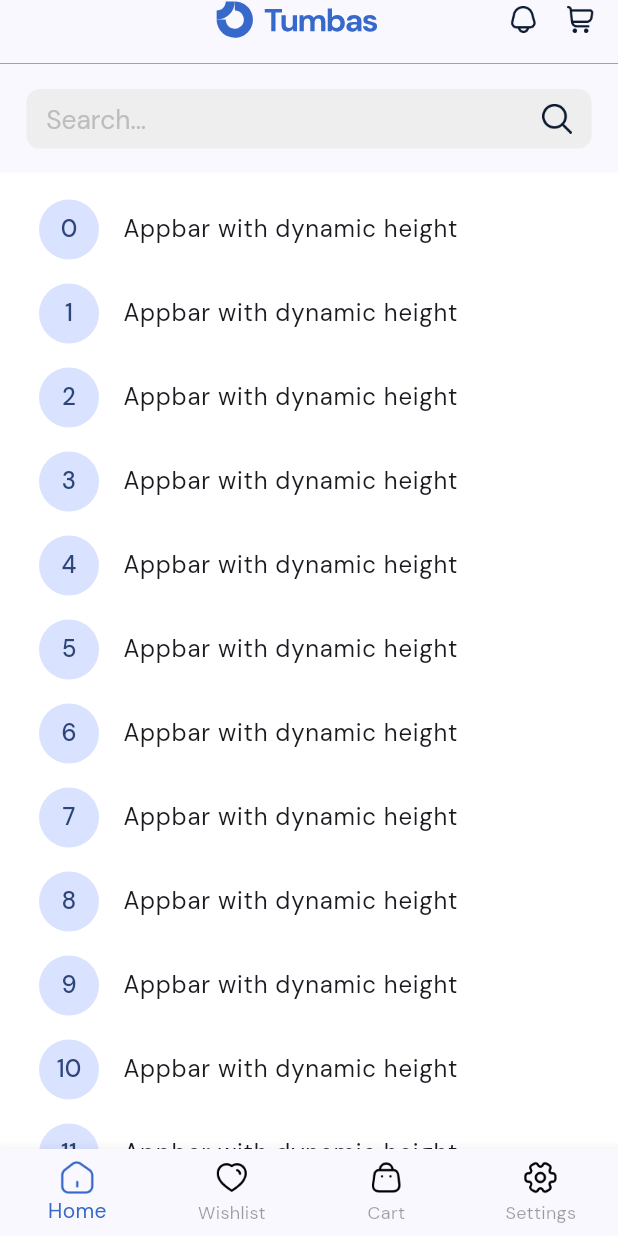
After one commit to HKur96/flutter-e-commerce-app, a Flutter app: the MainScreen screen opened by its route, on a phone screen of 412 x 824 dp. The commit adds this screen. Run offline on Flutter 3.47's test engine with Material 3 defaults, Android fonts, the phone set to English and light mode, and no system bars; our stand-ins replace dio, equatable, flutter_dotenv, flutter_secure_storage, flutter_svg, get_it and 1 more; missing offline and left inert: requests_inspector; accounts and stored records are empty; statements that could not run were skipped.

Commit message:
slice main bar

```diff
--- a/lib/common/config/constant.dart
+++ b/lib/common/config/constant.dart
@@ -2,5 +2,5 @@ class Constant {
   static const kRouteRegister = '/register';
   static const kRouteLogin = '/login';
   static const kRouteResetPassword = '/reset-password';
-  static const kHomeScreen = '/home';
+  static const kMainScreen = '/main';
 }
--- a/lib/common/config/route.dart
+++ b/lib/common/config/route.dart
@@ -30,8 +30,8 @@ class MyRoute {
       case Constant.kRouteResetPassword:
         destinationScreen = (_) => const ResetPasswordScreen();
         break;
-      case Constant.kHomeScreen:
-        destinationScreen = (_) => const HomeScreen();
+      case Constant.kMainScreen:
+        destinationScreen = (_) => const MainScreen();
         break;
 
       default:
--- a/lib/common/shared/splash_screen.dart
+++ b/lib/common/shared/splash_screen.dart
@@ -18,7 +18,7 @@ class _SplashScreenState extends State<SplashScreen> {
     if (currentUser == null) {
       Navigator.of(context).pushReplacementNamed(Constant.kRouteLogin);
     } else {
-      Navigator.of(context).pushReplacementNamed(Constant.kHomeScreen);
+      Navigator.of(context).pushReplacementNamed(Constant.kMainScreen);
     }
   }
 
--- a/lib/features/auth/presentation/screen/login_screen.dart
+++ b/lib/features/auth/presentation/screen/login_screen.dart
@@ -127,7 +127,7 @@ class _LoginScreenState extends State<LoginScreen> {
                                         Navigator.of(context)
                                             .pushAndRemoveUntil(
                                           MaterialPageRoute(
-                                            builder: (context) => HomeScreen(),
+                                            builder: (context) => MainScreen(),
                                           ),
                                           (route) => false,
                                         );
--- a/lib/features/auth/presentation/widget/register_avatar_widget.dart
+++ b/lib/features/auth/presentation/widget/register_avatar_widget.dart
@@ -47,7 +47,7 @@ class RegisterAvatarWidget extends StatelessWidget {
                       if (user != null && context.mounted) {
                         Navigator.of(context).pushAndRemoveUntil(
                           MaterialPageRoute(
-                            builder: (context) => HomeScreen(),
+                            builder: (context) => MainScreen(),
                           ),
                           (route) => false,
                         );
--- a/lib/features/home/presentation/screens/home_screen.dart
+++ b/lib/features/home/presentation/screens/home_screen.dart
@@ -1,151 +1,77 @@
 import 'package:ecommerce_app/common/config/extensions.dart';
+import 'package:ecommerce_app/features/home/presentation/widgets/cart_widget.dart';
+import 'package:ecommerce_app/features/home/presentation/widgets/home_widget.dart';
+import 'package:ecommerce_app/features/home/presentation/widgets/settings_widget.dart';
+import 'package:ecommerce_app/features/home/presentation/widgets/wishlist_widget.dart';
 import 'package:flutter/material.dart';
-import 'package:flutter_svg/flutter_svg.dart';
 
-class HomeScreen extends StatefulWidget {
-  const HomeScreen({super.key});
+class MainScreen extends StatefulWidget {
+  const MainScreen({super.key});
 
   @override
-  State<HomeScreen> createState() => _HomeScreenState();
+  State<MainScreen> createState() => _MainScreenState();
 }
 
-class _HomeScreenState extends State<HomeScreen> {
-  List<String> get listBottomAction => [
-        'assets/icons/ic_btm_home.png',
-        'assets/icons/ic_btm_wishlist.png',
-        'assets/icons/ic_btm_cart.png',
-        'assets/icons/ic_btm_account.png',
+class _MainScreenState extends State<MainScreen> {
+  int _selectedIndex = 0;
+
+  List<Map<String, dynamic>> get _listBottomNavigation => [
+        {'icon': 'assets/icons/ic_btm_home.png', 'label': 'Home'},
+        {'icon': 'assets/icons/ic_btm_wishlist.png', 'label': 'Wishlist'},
+        {'icon': 'assets/icons/ic_btm_cart.png', 'label': 'Cart'},
+        {'icon': 'assets/icons/ic_btm_settings.png', 'label': 'Settings'},
       ];
+
+  void _onItemTapped(int index) {
+    setState(() {
+      _selectedIndex = index;
+    });
+  }
 
   @override
   Widget build(BuildContext context) {
     return Scaffold(
       backgroundColor: Colors.white,
-      body: CustomScrollView(
-        physics: const BouncingScrollPhysics(),
-        slivers: [
-          _buildAppBar(),
-          SliverPadding(
-            padding: EdgeInsets.all(10.0),
-            sliver: SliverList(
-              delegate: SliverChildListDelegate(List.generate(
-                20,
-                (index) => ListTile(
-                  leading: CircleAvatar(child: Text('$index')),
-                  title: Text('Appbar with dynamic height'),
-                ),
-              )),
-            ),
-          ),
-        ],
-      ),
-      bottomNavigationBar: SafeArea(
-        child: Container(
-          padding: const EdgeInsets.only(top: 16),
-          width: context.dw,
-          decoration: BoxDecoration(
-            border: Border(
-              top: BorderSide(
-                width: 0.5,
-                color: Colors.grey,
-              ),
-            ),
-          ),
-          child: Row(
-            mainAxisAlignment: MainAxisAlignment.spaceAround,
-            children: listBottomAction
-                .map((x) => Image.asset(
-                      x,
+      body: _buildBody(),
+      bottomNavigationBar: Theme(
+        data: Theme.of(context).copyWith(
+          splashColor: Colors.transparent,
+          highlightColor: Colors.transparent,
+        ),
+        child: BottomNavigationBar(
+          items: List<BottomNavigationBarItem>.generate(
+              _listBottomNavigation.length,
+              (index) => BottomNavigationBarItem(
+                    icon: Image.asset(
+                      _listBottomNavigation[index]['icon'],
                       height: 24,
-                    ))
-                .toList(),
-          ),
+                      color: (_selectedIndex == index)
+                          ? context.palette.blueOcean
+                          : Colors.black,
+                    ),
+                    label: _listBottomNavigation[index]['label'],
+                  )),
+          onTap: _onItemTapped,
+          type: BottomNavigationBarType.fixed,
+          selectedItemColor: context.palette.blueOcean,
+          unselectedItemColor: context.disableColor,
+          currentIndex: _selectedIndex,
+          mouseCursor: SystemMouseCursors.click,
         ),
       ),
     );
   }
 
-  Widget _buildAppBar() {
-    return SliverAppBar(
-      automaticallyImplyLeading: false,
-      expandedHeight: 115.0,
-      floating: false,
-      pinned: true,
-      // backgroundColor: Colors.white,
-      flexibleSpace: FlexibleSpaceBar(
-        centerTitle: true,
-        expandedTitleScale: 1.1,
-        title: Container(
-          margin: const EdgeInsets.symmetric(horizontal: 16),
-          padding: const EdgeInsets.symmetric(
-            vertical: 8,
-            horizontal: 12,
-          ),
-          decoration: BoxDecoration(
-            borderRadius: BorderRadius.circular(8),
-            color: Colors.grey.shade200,
-          ),
-          child: Row(
-            children: [
-              Expanded(
-                  child: Text(
-                'Search...',
-                style: TextStyle(
-                  fontSize: 16,
-                  color: Colors.grey.shade400,
-                ),
-              )),
-              Image.asset(
-                'assets/icons/ic_search.png',
-                height: 18,
-              )
-            ],
-          ),
-        ),
-        background: Stack(
-          children: [
-            // Container(
-            //   color: Colors.white,
-            // ),
-            SafeArea(
-              child: Container(
-                padding: const EdgeInsets.only(right: 16, bottom: 16),
-                decoration: BoxDecoration(
-                  border: Border(
-                    bottom: BorderSide(
-                      width: 0.5,
-                      color: Colors.grey,
-                    ),
-                  ),
-                ),
-                child: Stack(
-                  alignment: Alignment.center,
-                  children: [
-                    SvgPicture.asset(
-                      'assets/images/tumbas.svg',
-                      height: 26,
-                    ),
-                    Row(
-                      mainAxisAlignment: MainAxisAlignment.end,
-                      children: [
-                        Image.asset(
-                          'assets/icons/ic_notif.png',
-                          height: 18,
-                        ),
-                        const SizedBox(width: 20),
-                        Image.asset(
-                          'assets/icons/ic_cart.png',
-                          height: 18,
-                        )
-                      ],
-                    ),
-                  ],
-                ),
-              ),
-            ),
-          ],
-        ),
-      ),
-    );
+  Widget _buildBody() {
+    switch (_selectedIndex) {
+      case 1:
+        return WishlistWidget();
+      case 2:
+        return CartWidget();
+      case 3:
+        return SettingsWidget();
+      default:
+        return HomeWidget();
+    }
   }
 }
--- /dev/null
+++ b/lib/features/home/presentation/widgets/home_widget.dart
@@ -0,0 +1,113 @@
+import 'package:ecommerce_app/common/config/extensions.dart';
+import 'package:flutter/material.dart';
+import 'package:flutter_svg/svg.dart';
+
+class HomeWidget extends StatelessWidget {
+  const HomeWidget({super.key});
+
+  @override
+  Widget build(BuildContext context) {
+    return CustomScrollView(
+      physics: const BouncingScrollPhysics(),
+      slivers: [
+        _buildAppBar(context),
+        SliverPadding(
+          padding: EdgeInsets.all(10.0),
+          sliver: SliverList(
+            delegate: SliverChildListDelegate(List.generate(
+              20,
+              (index) => ListTile(
+                leading: CircleAvatar(child: Text('$index')),
+                title: Text('Appbar with dynamic height'),
+              ),
+            )),
+          ),
+        ),
+      ],
+    );
+  }
+
+  Widget _buildAppBar(BuildContext context) {
+    return SliverAppBar(
+      automaticallyImplyLeading: false,
+      expandedHeight: 115.0,
+      floating: false,
+      pinned: true,
+      // backgroundColor: Colors.white,
+      flexibleSpace: FlexibleSpaceBar(
+        centerTitle: true,
+        expandedTitleScale: 1.1,
+        title: Container(
+          margin: const EdgeInsets.symmetric(horizontal: 16),
+          padding: const EdgeInsets.symmetric(
+            vertical: 8,
+            horizontal: 12,
+          ),
+          decoration: BoxDecoration(
+            borderRadius: BorderRadius.circular(8),
+            color: Colors.grey.shade200,
+          ),
+          child: Row(
+            children: [
+              Expanded(
+                  child: Text(
+                'Search...',
+                style: TextStyle(
+                  fontSize: 16,
+                  color: Colors.grey.shade400,
+                ),
+              )),
+              Image.asset(
+                'assets/icons/ic_search.png',
+                height: 18,
+              )
+            ],
+          ),
+        ),
+        background: Stack(
+          children: [
+            // Container(
+            //   color: Colors.white,
+            // ),
+            SafeArea(
+              child: Container(
+                padding: const EdgeInsets.only(right: 16, bottom: 16),
+                decoration: BoxDecoration(
+                  border: Border(
+                    bottom: BorderSide(
+                      width: 0.5,
+                      color: context.palette.halfGrey,
+                    ),
+                  ),
+                ),
+                child: Stack(
+                  alignment: Alignment.center,
+                  children: [
+                    SvgPicture.asset(
+                      'assets/images/tumbas.svg',
+                      height: 26,
+                    ),
+                    Row(
+                      mainAxisAlignment: MainAxisAlignment.end,
+                      children: [
+                        Image.asset(
+                          'assets/icons/ic_notif.png',
+                          height: 18,
+                        ),
+                        const SizedBox(width: 20),
+                        Image.asset(
+                          'assets/icons/ic_cart.png',
+                          height: 18,
+                        )
+                      ],
+                    ),
+                  ],
+                ),
+              ),
+            ),
+          ],
+        ),
+      ),
+    );
+  }
+}
```
Also changed, not shown: lib/features/home/presentation/widgets/cart_widget.dart (added, +10 -0 lines), lib/features/home/presentation/widgets/settings_widget.dart (added, +10 -0 lines), lib/features/home/presentation/widgets/wishlist_widget.dart (added, +10 -0 lines), assets/icons/ic_btm_home.png, assets/icons/ic_btm_settings.png (added), 5 other files.
